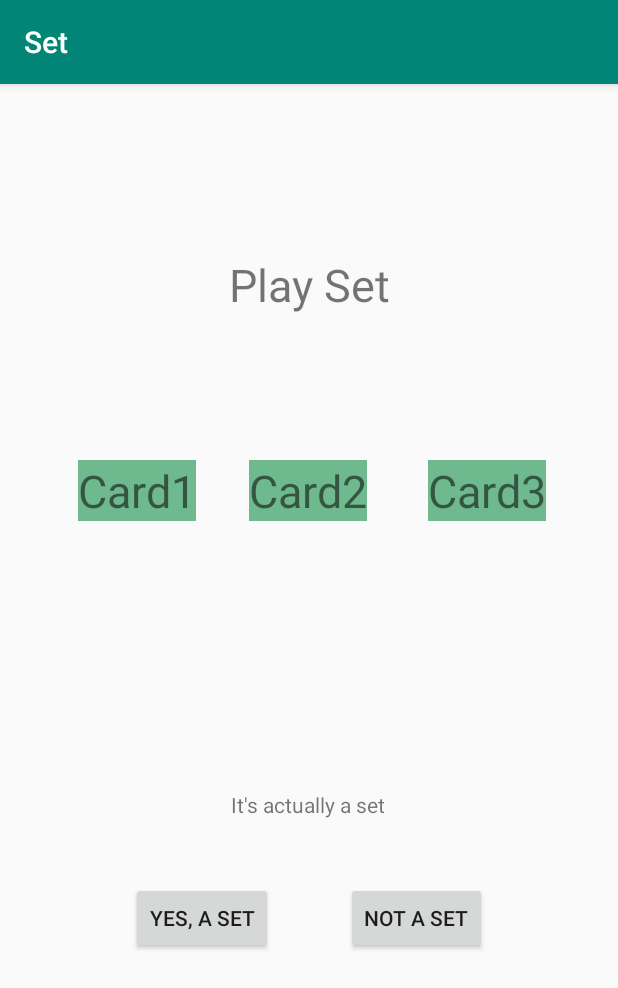
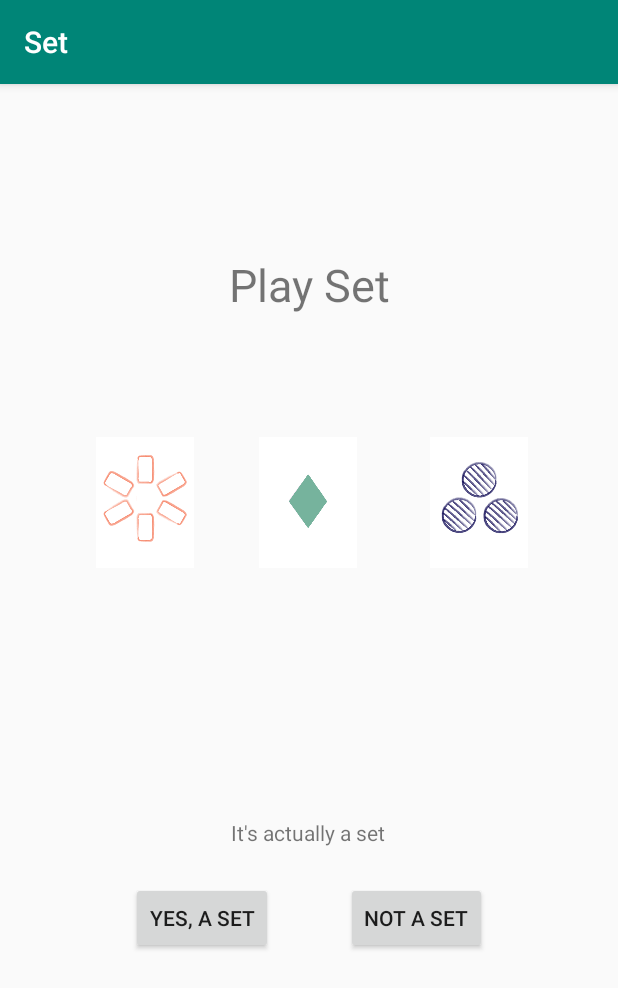
Before and after one commit to allison-silverpine/set, an Android app: the screen it shows after launch (MainActivity), after a tap on "NOT A SET", on a phone screen of 412 x 824 dp. Shown: the top 988 px of the screen. Run offline under Robolectric (Android 15) with nearby library versions, the phone set to English and light mode, and no system bars.

Commit message:
Change to card images; Finish set validation logic

```diff
--- a/app/src/main/java/com/example/set/MainActivity.kt
+++ b/app/src/main/java/com/example/set/MainActivity.kt
@@ -3,14 +3,16 @@ package com.example.set
 import androidx.appcompat.app.AppCompatActivity
 import android.os.Bundle
 import android.widget.Button
+import android.widget.ImageView
 import android.widget.TextView
+import kotlinx.android.synthetic.main.activity_main.view.*
 import java.util.*
 
 class MainActivity : AppCompatActivity() {
 
-    private lateinit var card1 : TextView
-    private lateinit var card2 : TextView
-    private lateinit var card3 : TextView
+    private lateinit var card1 : ImageView
+    private lateinit var card2 : ImageView
+    private lateinit var card3 : ImageView
     private lateinit var yesButton : Button
     private lateinit var noButton : Button
     private val styles = listOf(R.color.colorBlueBlack, R.color.colorSunflower, R.color.colorGreenery)
@@ -24,18 +26,25 @@ class MainActivity : AppCompatActivity() {
     private fun initializeBoard()
     {
         val random = Random()
-        val first = random.nextInt(styles.size-1) + 1
-        val second = random.nextInt(styles.size-1) + 1
-        val third = random.nextInt(styles.size-1) + 1
+        val first = random.nextInt(styles.size)
+        val second = random.nextInt(styles.size)
+        val third = random.nextInt(styles.size)
         card1 = findViewById(R.id.card1)
-        card1.setBackgroundResource(styles[first])
-        card1.tag = styles[first].toString()
+        card1.setImageResource(R.drawable.six_hollow_orange_rectangle)
+        card1.tag = "six_hollow_orange_rectangle"
+        //card1.setBackgroundResource(styles[first])
+        //card1.tag = styles[first].toString()
         card2= findViewById(R.id.card2)
-        card2.setBackgroundResource(styles[second])
-        card2.tag = styles[second].toString()
+        card2.setImageResource(R.drawable.one_solid_green_diamond)
+        card2.tag = "one_solid_green_diamond"
+        //card2.setBackgroundResource(styles[second])
+        //card2.tag = styles[second].toString()
         card3 = findViewById(R.id.card3)
-        card3.setBackgroundResource(styles[third])
-        card3.tag = styles[third].toString()
+        card3.setImageResource(R.drawable.three_striped_blue_circle)
+        card3.tag = "three_striped_blue_circle"
+        //card3.setBackgroundResource(styles[third])
+        //card3.tag = styles[third].toString()
+
         yesButton = findViewById(R.id.set_button)
         yesButton.setOnClickListener{ yesButton() }
         noButton = findViewById(R.id.not_set_button)
@@ -45,7 +54,7 @@ class MainActivity : AppCompatActivity() {
     private fun yesButton()
     {
         val resultText : TextView = findViewById(R.id.set_result)
-        if(isSet())
+        if(isSet(card1.tag.toString(), card2.tag.toString(), card3.tag.toString()))
         {
             resultText.text = "Correct!"
         }
@@ -56,7 +65,7 @@ class MainActivity : AppCompatActivity() {
     private fun noButton()
     {
         val resultText : TextView = findViewById(R.id.set_result)
-        if(isSet())
+        if(isSet(card1.tag.toString(), card2.tag.toString(), card3.tag.toString()))
         {
             resultText.text = "It's actually a set"
         }
@@ -64,9 +73,21 @@ class MainActivity : AppCompatActivity() {
 
     }
 
-    private fun isSet() : Boolean
+    private fun isSet(card1: String, card2: String, card3: String) : Boolean
     {
-        return card1.tag.toString() == card2.tag.toString() && card2.tag.toString() == card3.tag.toString()
+        val card1Attrs = card1.split('_')
+        val card2Attrs = card2.split('_')
+        val card3Attrs = card3.split('_')
+        return validSet(card1Attrs[0], card2Attrs[0], card3Attrs[0]) &&
+                validSet(card1Attrs[1], card2Attrs[1], card3Attrs[1]) &&
+                validSet(card1Attrs[2], card2Attrs[2], card3Attrs[2]) &&
+                validSet(card1Attrs[3], card2Attrs[3], card3Attrs[3])
+    }
+
+    private fun validSet(attr1: String, attr2: String, attr3: String) : Boolean
+    {
+        return (attr1 == attr2 && attr2 == attr3) ||
+                (attr1 != attr2 && attr2 != attr3 && attr1 != attr3)
     }
 
 
--- a/app/src/main/res/layout/activity_main.xml
+++ b/app/src/main/res/layout/activity_main.xml
@@ -23,30 +23,28 @@
         app:layout_constraintTop_toTopOf="parent"
         app:layout_constraintVertical_bias="0.14" />
 
-    <TextView
+    <ImageView
         android:id="@+id/card1"
-        android:layout_width="wrap_content"
-        android:layout_height="wrap_content"
+        android:layout_width="89dp"
+        android:layout_height="87dp"
         android:layout_marginStart="36dp"
         android:layout_marginTop="16dp"
         android:layout_marginBottom="16dp"
-        android:text="@string/card1"
-        android:textSize="30sp"
+        android:src="@drawable/empty"
         app:layout_constraintBottom_toBottomOf="parent"
         app:layout_constraintStart_toStartOf="parent"
         app:layout_constraintTop_toTopOf="parent"
         app:layout_constraintVertical_bias="0.33" />
 
-    <TextView
+    <ImageView
         android:id="@+id/card2"
-        android:layout_width="wrap_content"
-        android:layout_height="wrap_content"
+        android:layout_width="89dp"
+        android:layout_height="87dp"
         android:layout_marginStart="16dp"
         android:layout_marginTop="16dp"
         android:layout_marginEnd="16dp"
         android:layout_marginBottom="16dp"
-        android:text="@string/card2"
-        android:textSize="30sp"
+        android:src="@drawable/empty"
         app:layout_constraintBottom_toBottomOf="parent"
         app:layout_constraintEnd_toEndOf="parent"
         app:layout_constraintHorizontal_bias="0.498"
@@ -54,15 +52,16 @@
         app:layout_constraintTop_toTopOf="parent"
         app:layout_constraintVertical_bias="0.33" />
 
-    <TextView
+    <ImageView
         android:id="@+id/card3"
-        android:layout_width="wrap_content"
-        android:layout_height="wrap_content"
+        android:layout_width="89dp"
+        android:layout_height="87dp"
         android:layout_marginTop="16dp"
         android:layout_marginEnd="32dp"
         android:layout_marginBottom="16dp"
         android:text="@string/card3"
         android:textSize="30sp"
+        android:src="@drawable/empty"
         app:layout_constraintBottom_toBottomOf="parent"
         app:layout_constraintEnd_toEndOf="parent"
         app:layout_constraintTop_toTopOf="parent"
```
Also changed, not shown: app/src/main/res/drawable-ldpi/empty.png (added), app/src/main/res/drawable-ldpi/one_solid_green_diamond.png (added), app/src/main/res/drawable-ldpi/six_hollow_orange_rectangle.png (added), app/src/main/res/drawable-ldpi/three_striped_blue_circle.png (added), 1 other file.
